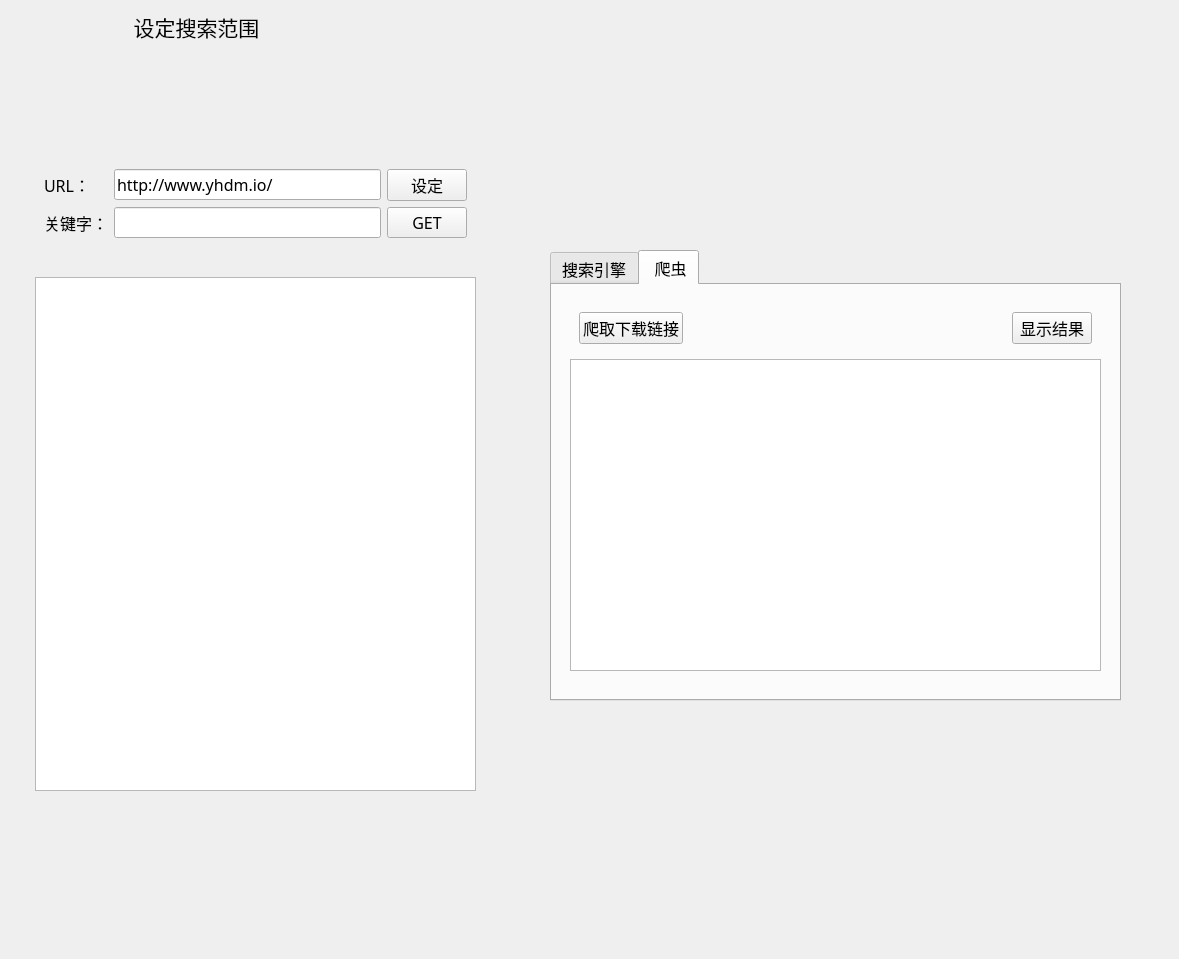
This is mainwindow.ui in cccccrz/mycrawl as Qt 5 draws it before an edit. The edited form follows.
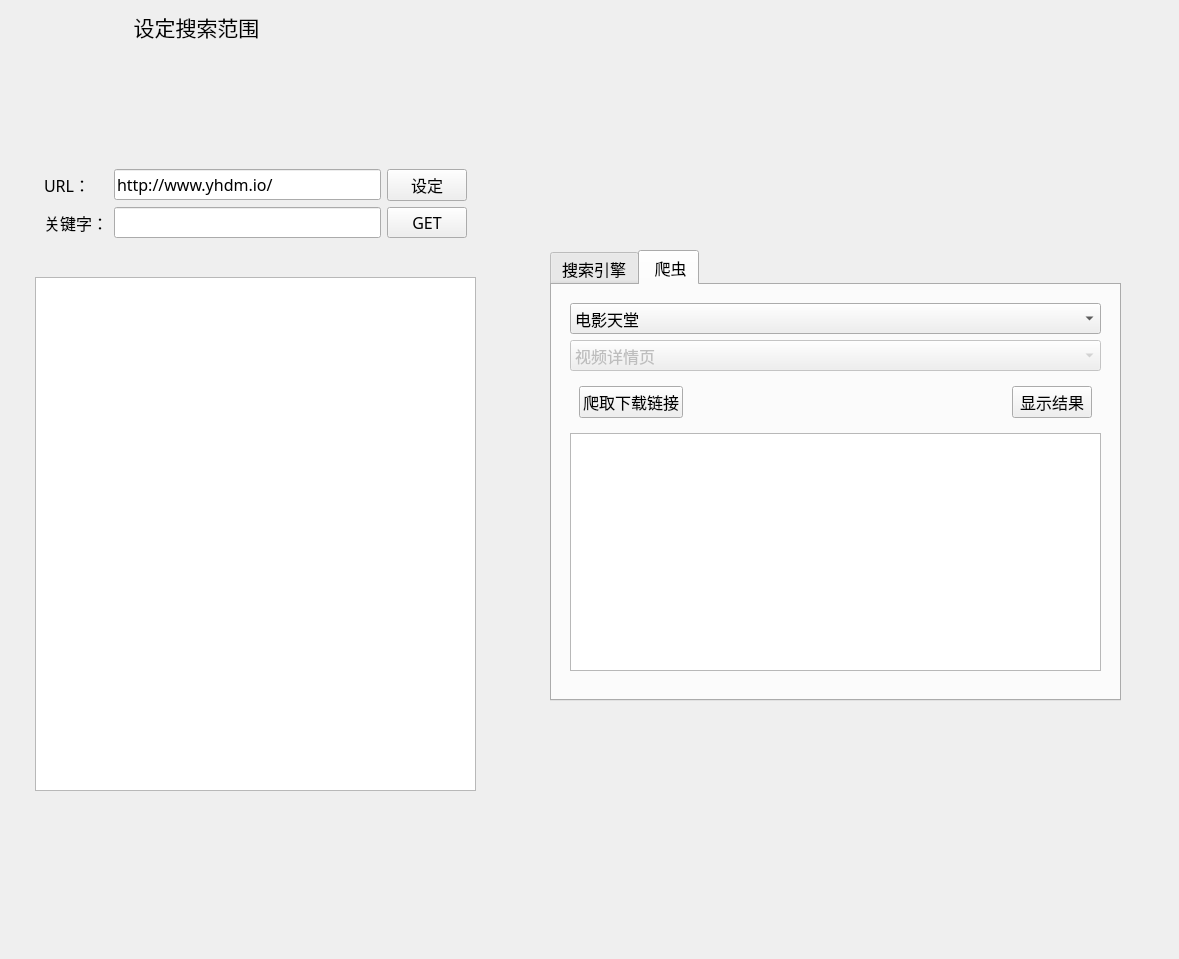
This is the edited form. The open tabs and pages were chosen to show the change.

Patch:
```diff
--- a/mainwindow.ui
+++ b/mainwindow.ui
@@ -161,6 +161,32 @@
       <item>
        <widget class="QWidget" name="widget_4" native="true">
         <layout class="QVBoxLayout" name="verticalLayout">
+         <item>
+          <widget class="QComboBox" name="comboBox_Web">
+           <item>
+            <property name="text">
+             <string>电影天堂</string>
+            </property>
+           </item>
+           <item>
+            <property name="text">
+             <string>樱花动漫</string>
+            </property>
+           </item>
+          </widget>
+         </item>
+         <item>
+          <widget class="QComboBox" name="comboBox_Src">
+           <property name="enabled">
+            <bool>false</bool>
+           </property>
+           <item>
+            <property name="text">
+             <string>视频详情页</string>
+            </property>
+           </item>
+          </widget>
+         </item>
          <item>
           <widget class="QWidget" name="widget_2" native="true">
            <layout class="QHBoxLayout" name="horizontalLayout_2">
```
